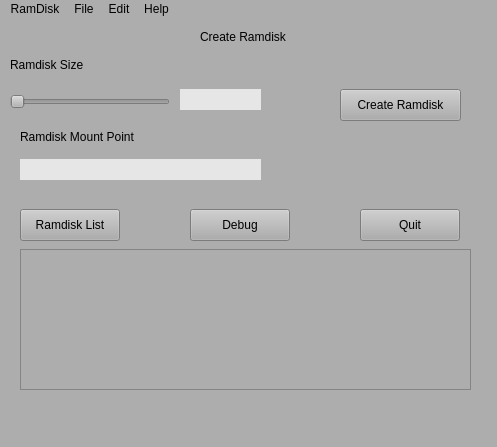
The window that src/ramdisk/ui/main.ui (clockworksspheres/ramdisk) describes before a commit, drawn with Qt 5.
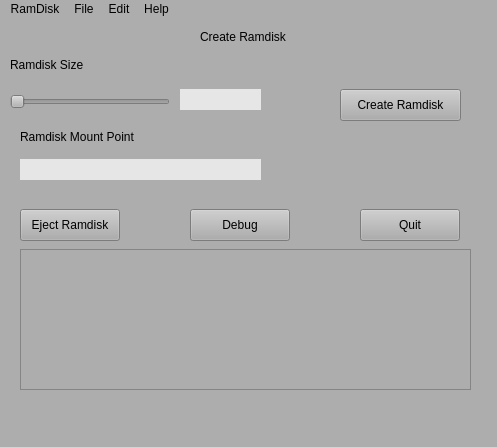
The same window after the commit.

Commit message: changing button name to more appropriate value

The edit to the form file:
```diff
--- a/src/ramdisk/ui/main.ui
+++ b/src/ramdisk/ui/main.ui
@@ -45,7 +45,7 @@
      </rect>
     </property>
     <property name="text">
-     <string>Ramdisk List</string>
+     <string>Eject Ramdisk</string>
     </property>
    </widget>
    <widget class="QPushButton" name="debugPushButton">
```
Left out of the diff: 2 changed lines with no effect on the pictures. The commit also changes 3 other files.
